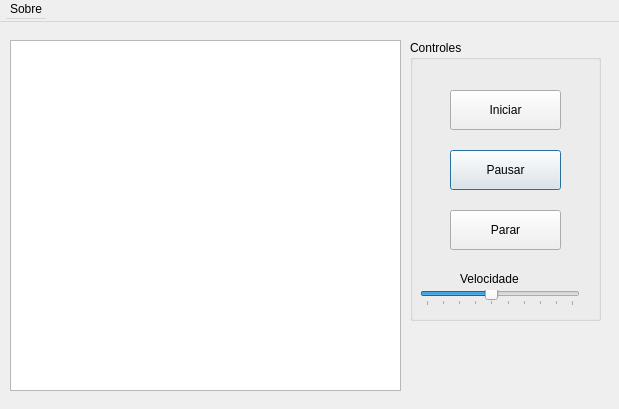
juan-santos/celta_ufscar, file Celta/dialog.ui: the form before one commit.
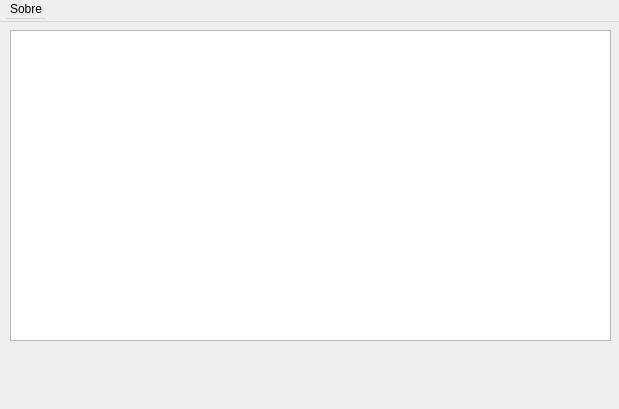
The form after the commit. Icons and pictures are not drawn.

What changed in the file:
```diff
--- a/Celta/dialog.ui
+++ b/Celta/dialog.ui
@@ -26,134 +26,11 @@
      <height>371</height>
     </rect>
    </property>
-   <widget class="QGroupBox" name="groupBox">
-    <property name="geometry">
-     <rect>
-      <x>410</x>
-      <y>10</y>
-      <width>191</width>
-      <height>281</height>
-     </rect>
-    </property>
-    <property name="title">
-     <string>Controles</string>
-    </property>
-    <widget class="QPushButton" name="btnPausar">
-     <property name="geometry">
-      <rect>
-       <x>40</x>
-       <y>110</y>
-       <width>111</width>
-       <height>40</height>
-      </rect>
-     </property>
-     <property name="text">
-      <string>Pausar</string>
-     </property>
-     <property name="icon">
-      <iconset>
-       <normaloff>../icones/pause.png</normaloff>../icones/pause.png</iconset>
-     </property>
-     <property name="iconSize">
-      <size>
-       <width>16</width>
-       <height>16</height>
-      </size>
-     </property>
-    </widget>
-    <widget class="QPushButton" name="btnParar">
-     <property name="geometry">
-      <rect>
-       <x>40</x>
-       <y>170</y>
-       <width>111</width>
-       <height>40</height>
-      </rect>
-     </property>
-     <property name="text">
-      <string>Parar</string>
-     </property>
-     <property name="icon">
-      <iconset>
-       <normaloff>../icones/stop.png</normaloff>../icones/stop.png</iconset>
-     </property>
-     <property name="iconSize">
-      <size>
-       <width>16</width>
-       <height>16</height>
-      </size>
-     </property>
-    </widget>
-    <widget class="QPushButton" name="btnIniciar">
-     <property name="geometry">
-      <rect>
-       <x>40</x>
-       <y>50</y>
-       <width>111</width>
-       <height>40</height>
-      </rect>
-     </property>
-     <property name="text">
-      <string>Iniciar</string>
-     </property>
-     <property name="icon">
-      <iconset>
-       <normaloff>../icones/play-button.png</normaloff>../icones/play-button.png</iconset>
-     </property>
-     <property name="iconSize">
-      <size>
-       <width>16</width>
-       <height>16</height>
-      </size>
-     </property>
-    </widget>
-    <widget class="QSlider" name="qSliderVelocimetro">
-     <property name="geometry">
-      <rect>
-       <x>10</x>
-       <y>250</y>
-       <width>160</width>
-       <height>16</height>
-      </rect>
-     </property>
-     <property name="minimum">
-      <number>1</number>
-     </property>
-     <property name="maximum">
-      <number>10</number>
-     </property>
-     <property name="value">
-      <number>5</number>
-     </property>
-     <property name="orientation">
-      <enum>Qt::Horizontal</enum>
-     </property>
-     <property name="tickPosition">
-      <enum>QSlider::TicksBelow</enum>
-     </property>
-     <property name="tickInterval">
-      <number>1</number>
-     </property>
-    </widget>
-    <widget class="QLabel" name="lblVelocidade">
-     <property name="geometry">
-      <rect>
-       <x>50</x>
-       <y>230</y>
-       <width>91</width>
-       <height>17</height>
-      </rect>
-     </property>
-     <property name="text">
-      <string>Velocidade</string>
-     </property>
-    </widget>
-   </widget>
    <widget class="QLabel" name="imgCapes">
     <property name="geometry">
      <rect>
       <x>550</x>
-      <y>310</y>
+      <y>320</y>
       <width>52</width>
       <height>48</height>
      </rect>
@@ -169,11 +46,14 @@
     <property name="geometry">
      <rect>
       <x>10</x>
-      <y>10</y>
-      <width>391</width>
-      <height>351</height>
+      <y>0</y>
+      <width>601</width>
+      <height>311</height>
      </rect>
     </property>
+    <property name="readOnly">
+     <bool>true</bool>
+    </property>
     <property name="plainText">
      <string/>
     </property>
@@ -181,8 +61,8 @@
    <widget class="QLabel" name="label">
     <property name="geometry">
      <rect>
-      <x>410</x>
-      <y>310</y>
+      <x>20</x>
+      <y>320</y>
       <width>114</width>
       <height>48</height>
      </rect>
```
